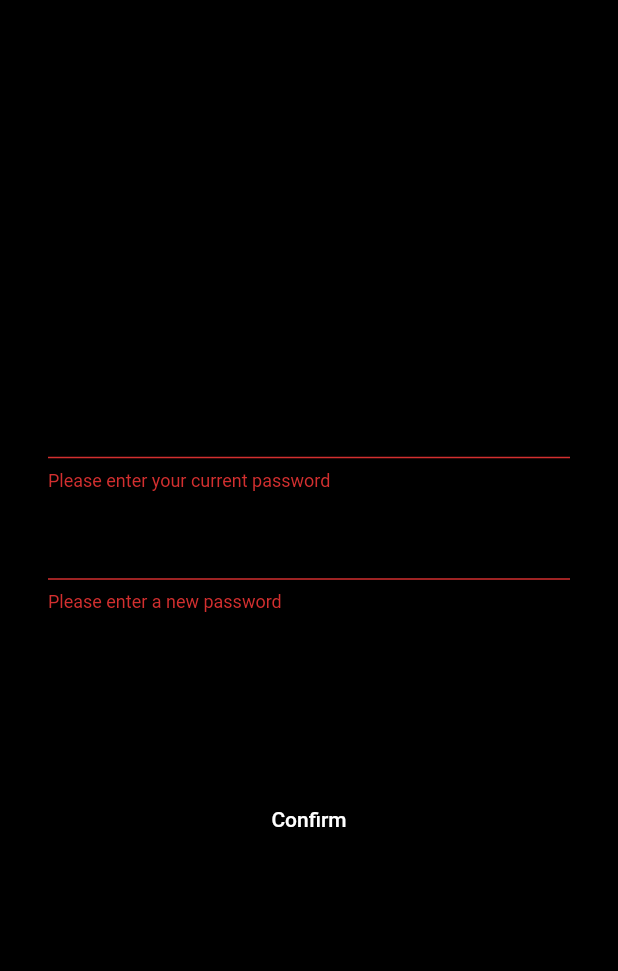
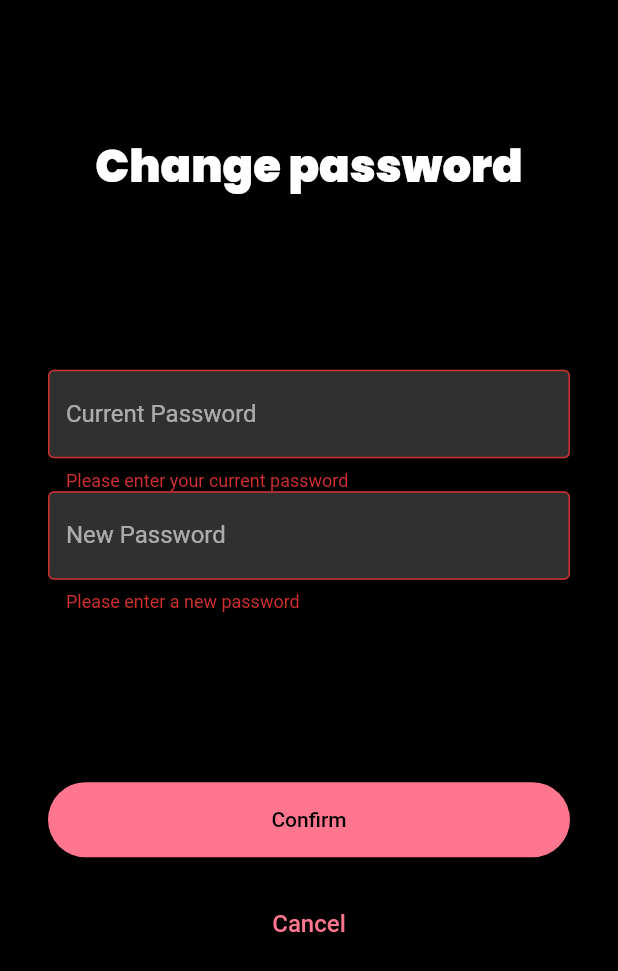
Before and after one commit to nhlinhseuit/Flutter-styLLe, a Flutter app: the ChangePasswordPage screen opened by its route, after a tap on "Confirm", on a phone screen of 412 x 824 dp. Shown: the top 971 px of the screen. Run offline on Flutter 3.47's test engine with Material 2 defaults, Android fonts, the phone set to English and light mode, and no system bars; our stand-ins replace cached_network_image, cloud_firestore, connectivity, firebase_auth, firebase_core, firebase_storage and 10 more; accounts and stored records are empty.

Commit message:
fix ui bug

```diff
--- a/lib/pages/change_password_page.dart
+++ b/lib/pages/change_password_page.dart
@@ -72,17 +72,21 @@ class _ChangePasswordPageState extends State<ChangePasswordPage> {
               children: [
                 const Text(
                   "Change password",
-                  style: TextStyle(
-                      color: Colors.black,
-                      fontSize: 30.00,
-                      fontWeight: FontWeight.w900),
+                  style:
+                      TextStyle(fontSize: 30.00, fontWeight: FontWeight.w900),
                 ),
                 Column(
                   children: [
                     TextFormField(
+                      style: const TextStyle(color: Colors.white),
                       controller: _currentPasswordController,
-                      decoration:
-                          const InputDecoration(labelText: 'Current Password'),
+                      decoration: const InputDecoration(
+                        labelText: 'Current Password',
+                        labelStyle: TextStyle(color: Colors.white60),
+                        filled: true,
+                        fillColor: Color(0xFF303030),
+                        border: OutlineInputBorder(),
+                      ),
                       obscureText: true,
                       validator: (value) {
                         if (value!.isEmpty) {
@@ -92,9 +96,15 @@ class _ChangePasswordPageState extends State<ChangePasswordPage> {
                       },
                     ),
                     TextFormField(
+                      style: const TextStyle(color: Colors.white),
                       controller: _newPasswordController,
-                      decoration:
-                          const InputDecoration(labelText: 'New Password'),
+                      decoration: const InputDecoration(
+                        labelText: 'New Password',
+                        labelStyle: TextStyle(color: Colors.white60),
+                        filled: true,
+                        fillColor: Color(0xFF303030),
+                        border: OutlineInputBorder(),
+                      ),
                       obscureText: true,
                       validator: (value) {
                         if (value!.isEmpty) {
@@ -115,13 +125,15 @@ class _ChangePasswordPageState extends State<ChangePasswordPage> {
                         shape: RoundedRectangleBorder(
                           borderRadius: BorderRadius.circular(25), // <-- Radius
                         ),
-                        backgroundColor: Colors.black,
                         minimumSize: const Size.fromHeight(50),
                       ),
                       onPressed: _isLoading ? null : _changePassword,
                       child: _isLoading
                           ? const CircularProgressIndicator()
-                          : const Text('Confirm'),
+                          : const Text('Confirm',
+                              style: TextStyle(
+                                color: Colors.black,
+                              )),
                     ),
                     const SizedBox(
                       height: 20,
@@ -129,7 +141,6 @@ class _ChangePasswordPageState extends State<ChangePasswordPage> {
                     TextButton(
                       child: const Text("Cancel",
                           style: TextStyle(
-                            color: Colors.black,
                             fontSize: 16.00,
                           )),
                       onPressed: () {
--- a/lib/pages/verify_page.dart
+++ b/lib/pages/verify_page.dart
@@ -31,16 +31,20 @@ class _VerifyEmailPageState extends State<VerifyEmailPage> {
       if (user?.isEmailVerified ?? false) {
         timer.cancel();
         if (!mounted) return;
-        await showMessageDialog(context, 'Your email has been successfully verified.');
-        Navigator.of(context).pushNamedAndRemoveUntil(homeRoute, (route) => false);
+        await showMessageDialog(
+            context, 'Your email has been successfully verified.');
+        Navigator.of(context)
+            .pushNamedAndRemoveUntil(homeRoute, (route) => false);
       }
     });
   }
+
   @override
   void dispose() {
     super.dispose();
     _timer.cancel();
   }
+
   @override
   Widget build(BuildContext context) {
     return Stack(
@@ -72,26 +76,30 @@ class _VerifyEmailPageState extends State<VerifyEmailPage> {
                         textStyle: const TextStyle(
                             color: Colors.black,
                             fontSize: 36.00,
-                        fontWeight: FontWeight.w900
-                      )
-                    ),
+                            fontWeight: FontWeight.w900)),
                   ),
                   Column(
                     crossAxisAlignment: CrossAxisAlignment.start,
                     children: [
-                    const Text("We've sent you an email verification.\nIf you haven't receive your verification, please tap on the button below:"),
+                      const Text(
+                          "We've sent you an email verification.\nIf you haven't receive your verification, please tap on the button below:",
+                          style: TextStyle(
+                            color: Colors.black,
+                          )),
                       const SizedBox(
                         height: 60,
                       ),
                       ElevatedButton(
                           style: ElevatedButton.styleFrom(
                             shape: RoundedRectangleBorder(
-                          borderRadius: BorderRadius.circular(25), // <-- Radius
+                              borderRadius:
+                                  BorderRadius.circular(25), // <-- Radius
                             ),
                             minimumSize: const Size.fromHeight(50),
                           ),
                           onPressed: () async {
-                        await AuthService.firebase().sendEmailVerification();
+                            await AuthService.firebase()
+                                .sendEmailVerification();
                           },
                           child: Text(
                             'Send email verification.',
@@ -99,23 +107,23 @@ class _VerifyEmailPageState extends State<VerifyEmailPage> {
                                 textStyle: const TextStyle(
                               color: Colors.black,
                               fontSize: 20.00,
-                          )
-                        ),
-                      )
-                    ),
+                            )),
+                          )),
                       const SizedBox(
                         height: 20,
                       ),
                       ElevatedButton(
                         style: ElevatedButton.styleFrom(
                           shape: RoundedRectangleBorder(
-                          borderRadius: BorderRadius.circular(25), // <-- Radius
+                            borderRadius:
+                                BorderRadius.circular(25), // <-- Radius
                           ),
                           backgroundColor: Colors.black,
                           minimumSize: const Size.fromHeight(50),
                         ),
                         onPressed: () => {
-                        Navigator.of(context).pushNamedAndRemoveUntil(homeRoute, (route) => false)
+                          Navigator.of(context).pushNamedAndRemoveUntil(
+                              homeRoute, (route) => false)
                         },
                         child: Text(
                           'Later',
@@ -123,8 +131,7 @@ class _VerifyEmailPageState extends State<VerifyEmailPage> {
                               textStyle: TextStyle(
                             color: Theme.of(context).colorScheme.primary,
                             fontSize: 20.00,
-                          )
-                        ),
+                          )),
                         ),
                       ),
                       const SizedBox(
```
Lines whose indentation alone changed are shown as unchanged.
